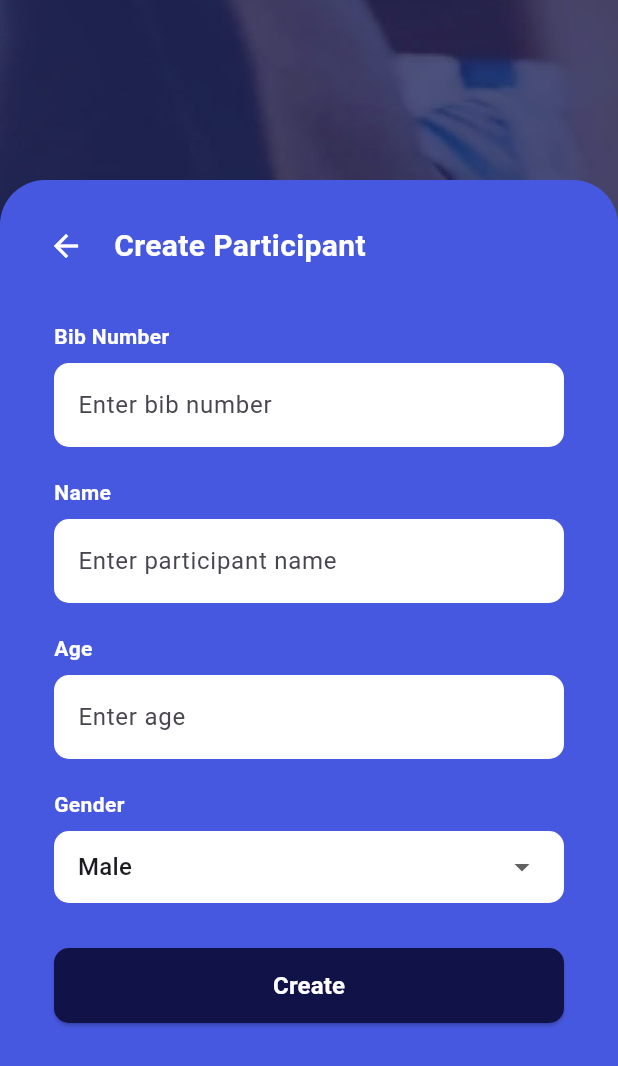
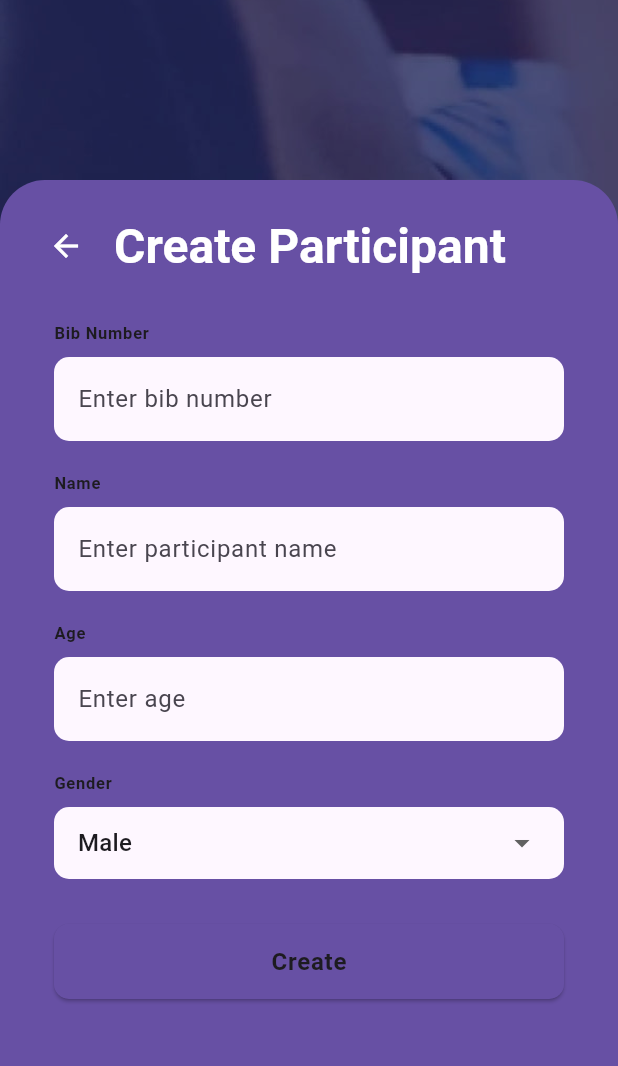
Before and after one commit to Uteytithya/race_tracker, a Flutter app: the CreateParticipantScreen screen opened by its route, on a phone screen of 412 x 824 dp. Shown: the top 1066 px of the screen. Run offline on Flutter 3.47's test engine with Material 3 defaults, Android fonts, the phone set to English and light mode, and no system bars; our stand-ins replace firebase_core, firebase_database, google_fonts, logger; accounts and stored records are empty.

Commit message:
RT-39 Refactor for app theme

```diff
--- a/lib/theme/app_theme.dart
+++ b/lib/theme/app_theme.dart
@@ -36,6 +36,7 @@ final ThemeData appTheme = ThemeData(
     labelStyle: TextStyle(fontSize: 16, fontWeight: FontWeight.w500),
     unselectedLabelStyle: TextStyle(fontSize: 16, fontWeight: FontWeight.w500),
   ),
+
 );
 
 class AppSpacing {
--- a/lib/views/create_participant_screen.dart
+++ b/lib/views/create_participant_screen.dart
@@ -6,8 +6,9 @@ class CreateParticipantScreen extends StatelessWidget {
 
   @override
   Widget build(BuildContext context) {
+    final theme = Theme.of(context);
     return Scaffold(
-      backgroundColor: const Color(0xFF4758E0),
+      backgroundColor: theme.scaffoldBackgroundColor,
       body: Stack(
         children: [
           // Background image with dark overlay
@@ -28,8 +29,8 @@ class CreateParticipantScreen extends StatelessWidget {
             right: 0,
             bottom: 0,
             child: Container(
-              decoration: const BoxDecoration(
-                color: Color(0xFF4758E0),
+              decoration: BoxDecoration(
+                color: theme.primaryColor,
                 borderRadius: BorderRadius.vertical(top: Radius.circular(30)),
               ),
               padding: const EdgeInsets.all(20),
@@ -44,12 +45,11 @@ class CreateParticipantScreen extends StatelessWidget {
                         onPressed: () => Navigator.pop(context),
                       ),
                       const SizedBox(width: 8),
-                      const Text(
+                      Text(
                         'Create Participant',
-                        style: TextStyle(
-                          fontSize: 20,
-                          fontWeight: FontWeight.bold,
+                        style: theme.textTheme.headlineLarge?.copyWith(
                           color: Colors.white,
+                          fontWeight: FontWeight.w700,
                         ),
                       ),
                     ],
--- a/lib/views/participant/widget/participant_form.dart
+++ b/lib/views/participant/widget/participant_form.dart
@@ -125,6 +125,7 @@ class _ParticipantFormState extends State<ParticipantForm> {
 
   @override
   Widget build(BuildContext context) {
+    final theme = Theme.of(context);
     return Form(
       key: _formKey,
       child: Padding(
@@ -133,10 +134,10 @@ class _ParticipantFormState extends State<ParticipantForm> {
           crossAxisAlignment: CrossAxisAlignment.start,
           children: [
             // Bib Number Field
-            const Text(
+            Text(
               'Bib Number',
-              style: TextStyle(
-                color: Colors.white,
+              style: theme.textTheme.labelSmall?.copyWith(
+                color: theme.colorScheme.onBackground,
                 fontWeight: FontWeight.bold,
               ),
             ),
@@ -146,7 +147,7 @@ class _ParticipantFormState extends State<ParticipantForm> {
               keyboardType: TextInputType.number,
               decoration: InputDecoration(
                 filled: true,
-                fillColor: Colors.white,
+                fillColor: theme.colorScheme.background,
                 border: OutlineInputBorder(
                   borderRadius: BorderRadius.circular(10),
                   borderSide: BorderSide.none,
@@ -166,10 +167,10 @@ class _ParticipantFormState extends State<ParticipantForm> {
             const SizedBox(height: 20),
 
             // Name Field
-            const Text(
+            Text(
               'Name',
-              style: TextStyle(
-                color: Colors.white,
+              style: theme.textTheme.labelSmall?.copyWith(
+                color: theme.colorScheme.onBackground,
                 fontWeight: FontWeight.bold,
               ),
             ),
@@ -178,7 +179,7 @@ class _ParticipantFormState extends State<ParticipantForm> {
               controller: _nameController,
               decoration: InputDecoration(
                 filled: true,
-                fillColor: Colors.white,
+                fillColor: theme.colorScheme.background,
                 border: OutlineInputBorder(
                   borderRadius: BorderRadius.circular(10),
                   borderSide: BorderSide.none,
@@ -195,10 +196,10 @@ class _ParticipantFormState extends State<ParticipantForm> {
             const SizedBox(height: 20),
 
             // Age Field
-            const Text(
+            Text(
               'Age',
-              style: TextStyle(
-                color: Colors.white,
+              style: theme.textTheme.labelSmall?.copyWith(
+                color: theme.colorScheme.onBackground,
                 fontWeight: FontWeight.bold,
               ),
             ),
@@ -208,7 +209,7 @@ class _ParticipantFormState extends State<ParticipantForm> {
               keyboardType: TextInputType.number,
               decoration: InputDecoration(
                 filled: true,
-                fillColor: Colors.white,
+                fillColor: theme.colorScheme.background,
                 border: OutlineInputBorder(
                   borderRadius: BorderRadius.circular(10),
                   borderSide: BorderSide.none,
@@ -228,10 +229,10 @@ class _ParticipantFormState extends State<ParticipantForm> {
             const SizedBox(height: 20),
 
             // Gender Selection
-            const Text(
+            Text(
               'Gender',
-              style: TextStyle(
-                color: Colors.white,
+              style: theme.textTheme.labelSmall?.copyWith(
+                color: theme.colorScheme.onBackground,
                 fontWeight: FontWeight.bold,
               ),
             ),
@@ -239,7 +240,7 @@ class _ParticipantFormState extends State<ParticipantForm> {
             Container(
               padding: const EdgeInsets.symmetric(horizontal: 16),
               decoration: BoxDecoration(
-                color: Colors.white,
+                color: theme.colorScheme.background,
                 borderRadius: BorderRadius.circular(10),
               ),
               child: DropdownButtonHideUnderline(
@@ -271,8 +272,8 @@ class _ParticipantFormState extends State<ParticipantForm> {
               child: ElevatedButton(
                 onPressed: _isLoading ? null : _saveParticipant,
                 style: ElevatedButton.styleFrom(
-                  backgroundColor: const Color(0xFF101248),
-                  foregroundColor: Colors.white,
+                  backgroundColor: theme.colorScheme.primary,
+                  foregroundColor: theme.colorScheme.onPrimary,
                   shape: RoundedRectangleBorder(
                     borderRadius: BorderRadius.circular(10),
                   ),
@@ -281,7 +282,7 @@ class _ParticipantFormState extends State<ParticipantForm> {
                     ? const CircularProgressIndicator(color: Colors.white)
                     : Text(
                         widget.participant == null ? 'Create' : 'Update',
-                        style: const TextStyle(
+                        style: theme.textTheme.labelSmall?.copyWith(
                           fontSize: 16,
                           fontWeight: FontWeight.bold,
                         ),
```
Also changed, not shown: lib/main.dart (+6 -2 lines), lib/views/dashboard.dart (+20 -27 lines), lib/views/edit_participant.dart (+4 -5 lines), lib/views/participant/widget/participant_tile.dart (+8 -7 lines).
